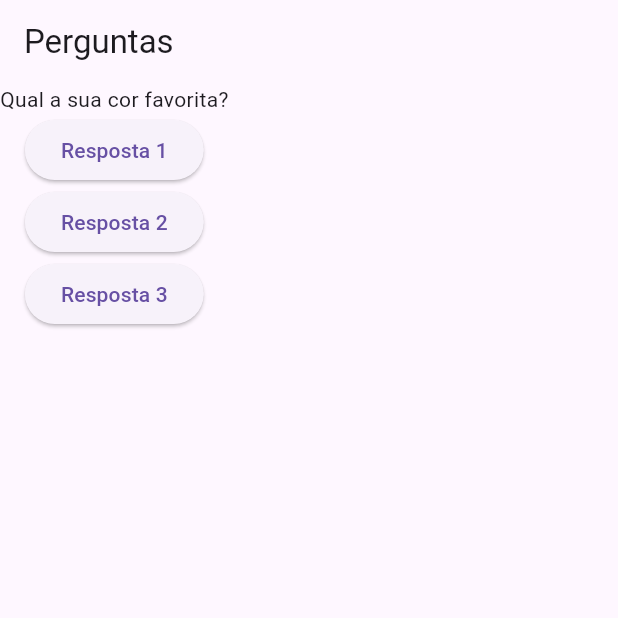
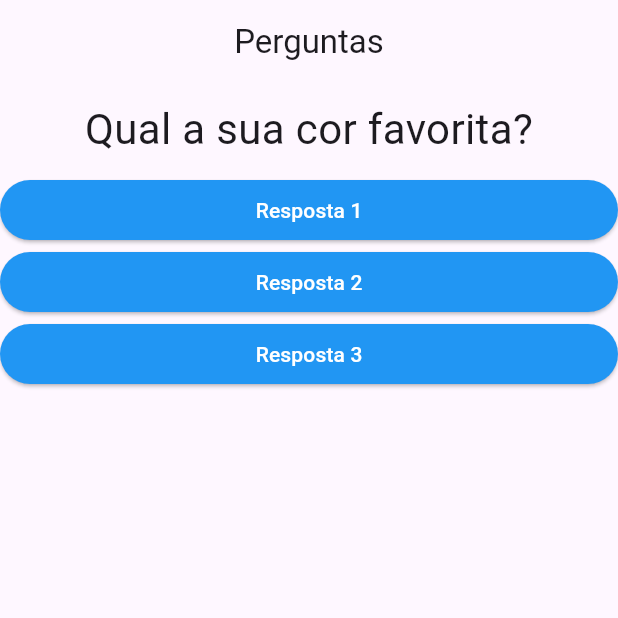
Before and after one commit to AndersonExner/ProjetoFlutter_Perguntas, a Flutter app: the screen it shows after launch, on a phone screen of 412 x 824 dp, the top half of it. Run offline on Flutter 3.47's test engine with Material 3 defaults, Android fonts, the phone set to English and light mode, and no system bars.

Commit message:
Novas Classes e Ajustes

```diff
--- a/lib/main.dart
+++ b/lib/main.dart
@@ -1,12 +1,16 @@
 // ignore_for_file: prefer_const_constructors, prefer_const_literals_to_create_immutables
 
 import 'package:flutter/material.dart';
+import 'package:projeto_perguntas/questao.dart';
+import 'package:projeto_perguntas/resposta.dart';
 
 main() {
   runApp(PerguntaApp());
 }
 
 class PerguntaApp extends StatefulWidget {
+  const PerguntaApp({super.key});
+
   @override
   State<PerguntaApp> createState() => _PerguntaAppState();
 }
@@ -32,22 +36,14 @@ class _PerguntaAppState extends State<PerguntaApp> {
       home: Scaffold(
         appBar: AppBar(
           title: Text('Perguntas'),
+          centerTitle: true,
         ),
         body: Column(
           children: <Widget>[
-            Text(perguntas[_perguntaSelecionada]),
-            ElevatedButton(
-              onPressed: _responder,
-              child: Text('Resposta 1'),
-            ),
-            ElevatedButton(
-              onPressed: _responder,
-              child: Text('Resposta 2'),
-            ),
-            ElevatedButton(
-              onPressed: _responder,
-              child: Text('Resposta 3'),
-            ),
+            Questao(perguntas[_perguntaSelecionada]),
+            Resposta('Resposta 1', _responder),
+            Resposta('Resposta 2', _responder),
+            Resposta('Resposta 3', _responder),
           ],
         ),
       ),
--- /dev/null
+++ b/lib/questao.dart
@@ -0,0 +1,20 @@
+import 'package:flutter/material.dart';
+
+class Questao extends StatelessWidget {
+  final String texto;
+
+  const Questao(this.texto, {super.key});
+
+  @override
+  Widget build(BuildContext context) {
+    return Container(
+      width: double.infinity,
+      margin: const EdgeInsets.all(10),
+      child: Text(
+        texto,
+        style: const TextStyle(fontSize: 28),
+        textAlign: TextAlign.center,
+      ),
+    );
+  }
+}
--- /dev/null
+++ b/lib/resposta.dart
@@ -0,0 +1,23 @@
+import 'package:flutter/material.dart';
+
+class Resposta extends StatelessWidget {
+  final String texto;
+  final void Function() quandoSelecionado;
+
+  const Resposta(this.texto, this.quandoSelecionado);
+
+  @override
+  Widget build(BuildContext context) {
+    return Container(
+      width: double.infinity,
+      child: ElevatedButton(
+        style: ElevatedButton.styleFrom(
+          foregroundColor: Colors.white,
+          backgroundColor: Colors.blue, // foreground
+        ),
+        onPressed: quandoSelecionado,
+        child: Text(texto),
+      ),
+    );
+  }
+}
```
